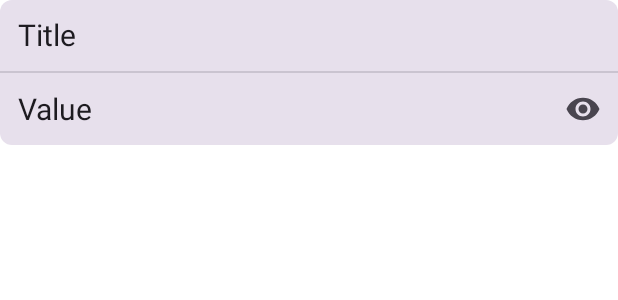
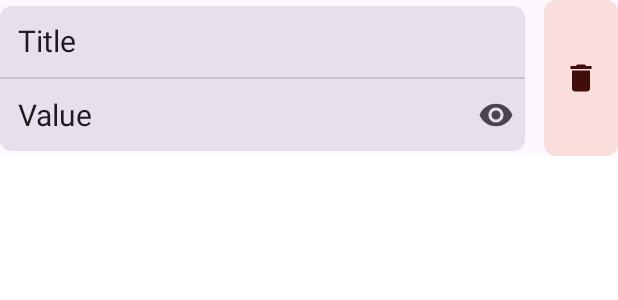
Before and after one commit to thejohnsondev/iSafe, an Android app built with Jetpack Compose: the @Preview function Preview, on a phone screen of 412 x 824 dp. Shown: the top 300 px of the screen. Run offline under Robolectric (Android 15) with nearby library versions, the phone set to English and light mode, and no system bars.

Commit message:
Add delete additional field button

```diff
--- a/app/src/main/java/com/thejohnsondev/isafe/presentation/components/AdditionalField.kt
+++ b/app/src/main/java/com/thejohnsondev/isafe/presentation/components/AdditionalField.kt
@@ -7,6 +7,7 @@ import androidx.compose.foundation.layout.Row
 import androidx.compose.foundation.layout.fillMaxWidth
 import androidx.compose.foundation.layout.padding
 import androidx.compose.material.icons.Icons
+import androidx.compose.material.icons.filled.Delete
 import androidx.compose.material.icons.filled.Visibility
 import androidx.compose.material.icons.filled.VisibilityOff
 import androidx.compose.material3.Divider
@@ -33,6 +34,7 @@ import androidx.compose.ui.tooling.preview.Preview
 import com.thejohnsondev.isafe.R
 import com.thejohnsondev.isafe.presentation.ui.theme.EqualRounded
 import com.thejohnsondev.isafe.utils.Size12
+import com.thejohnsondev.isafe.utils.Size40
 import com.thejohnsondev.isafe.utils.Size8
 
 @OptIn(ExperimentalComposeUiApi::class)
@@ -42,7 +44,8 @@ fun AdditionalField(
     title: String,
     value: String,
     onTitleChanged: (String) -> Unit,
-    onValueChanged: (String) -> Unit
+    onValueChanged: (String) -> Unit,
+    onDeleteClick: () -> Unit
 ) {
     val keyboardController = LocalSoftwareKeyboardController.current
     val titleFocusRequester = remember {
@@ -58,6 +61,19 @@ fun AdditionalField(
     Surface(
         modifier = modifier
             .fillMaxWidth()
+            .clickable {
+                isHidden = !isHidden
+            },
+    ) {
+        Row(
+            modifier = Modifier
+                .fillMaxWidth(),
+            horizontalArrangement = Arrangement.SpaceBetween,
+            verticalAlignment = Alignment.CenterVertically
+        ) {
+            Surface(
+                modifier = Modifier
+                    .fillMaxWidth(0.85f)
                     .clickable {
                         isHidden = !isHidden
                     },
@@ -86,7 +102,8 @@ fun AdditionalField(
                         verticalAlignment = Alignment.CenterVertically
                     ) {
                         Column(
-                    horizontalAlignment = Alignment.Start, verticalArrangement = Arrangement.Top
+                            horizontalAlignment = Alignment.Start,
+                            verticalArrangement = Arrangement.Top
                         ) {
                             HintTextField(
                                 modifier = Modifier
@@ -120,6 +137,25 @@ fun AdditionalField(
                         }
                     }
                 }
+
+            }
+            Surface(
+                modifier = Modifier
+                    .fillMaxWidth(0.8f)
+                    .clickable {
+                        onDeleteClick()
+                    },
+                shape = EqualRounded.small,
+                color = MaterialTheme.colorScheme.errorContainer
+            ) {
+                Icon(
+                    modifier = Modifier.padding(horizontal = Size8, vertical = Size40),
+                    imageVector = Icons.Default.Delete,
+                    contentDescription = stringResource(R.string.visibility),
+                    tint = MaterialTheme.colorScheme.onErrorContainer
+                )
+            }
+        }
     }
     LaunchedEffect(Unit) {
         titleFocusRequester.requestFocus()
@@ -129,5 +165,10 @@ fun AdditionalField(
 @Preview
 @Composable
 fun Preview() {
-    AdditionalField(title = "Title", value = "Value", onTitleChanged = {}, onValueChanged = {})
+    AdditionalField(
+        title = "Title",
+        value = "Value",
+        onTitleChanged = {},
+        onValueChanged = {},
+        onDeleteClick = {})
 }
--- a/app/src/main/java/com/thejohnsondev/isafe/presentation/screens/passwords/add_edit_password/AddEditPasswordAction.kt
+++ b/app/src/main/java/com/thejohnsondev/isafe/presentation/screens/passwords/add_edit_password/AddEditPasswordAction.kt
@@ -9,6 +9,7 @@ sealed class AddEditPasswordAction {
     class AddAdditionalField(val timeStamp: String): AddEditPasswordAction()
     class EnterAdditionalFieldTitle(val timeStamp: String, val title: String): AddEditPasswordAction()
     class EnterAdditionalFieldValue(val timeStamp: String, val value: String): AddEditPasswordAction()
+    class RemoveAdditionalField(val timeStamp: String): AddEditPasswordAction()
     object SavePassword: AddEditPasswordAction()
     class SetPasswordModelForEdit(val passwordModel: PasswordModel): AddEditPasswordAction()
 }
--- a/app/src/main/java/com/thejohnsondev/isafe/presentation/screens/passwords/add_edit_password/AddEditPasswordScreen.kt
+++ b/app/src/main/java/com/thejohnsondev/isafe/presentation/screens/passwords/add_edit_password/AddEditPasswordScreen.kt
@@ -307,6 +307,12 @@ fun AddEditPasswordContent(
                                 additionalField.timeStamp, it
                             )
                         )
+                    }, onDeleteClick = {
+                        viewModel.perform(
+                            AddEditPasswordAction.RemoveAdditionalField(
+                                additionalField.timeStamp
+                            )
+                        )
                     })
             }
             Button(
--- a/app/src/main/java/com/thejohnsondev/isafe/presentation/screens/passwords/add_edit_password/AddEditPasswordViewModel.kt
+++ b/app/src/main/java/com/thejohnsondev/isafe/presentation/screens/passwords/add_edit_password/AddEditPasswordViewModel.kt
@@ -55,7 +55,14 @@ class AddEditPasswordViewModel @Inject constructor(
             is AddEditPasswordAction.EnterTitle -> enterTitle(action.title)
             is AddEditPasswordAction.SavePassword -> savePassword()
             is AddEditPasswordAction.SetPasswordModelForEdit -> setPasswordModelForEdit(action.passwordModel)
+            is AddEditPasswordAction.RemoveAdditionalField -> removeAdditionalField(action.timeStamp)
         }
+    }
+
+    private fun removeAdditionalField(fieldTimeStamp: String) = launch {
+        val currentList = _additionalFields.value.toMutableList()
+        currentList.removeIf { it.timeStamp == fieldTimeStamp }
+        _additionalFields.emit(currentList)
     }
 
     private fun setPasswordModelForEdit(passwordModel: PasswordModel) = launch {
--- a/app/src/main/java/com/thejohnsondev/isafe/utils/Dimensions.kt
+++ b/app/src/main/java/com/thejohnsondev/isafe/utils/Dimensions.kt
@@ -11,6 +11,7 @@ val Size16 = 16.dp
 val Size24 = 24.dp
 val Size32 = 32.dp
 val Size36 = 36.dp
+val Size40 = 40.dp
 val Size42 = 42.dp
 val Size48 = 48.dp
 val Size56 = 56.dp
```
Lines whose indentation alone changed are shown as unchanged.
